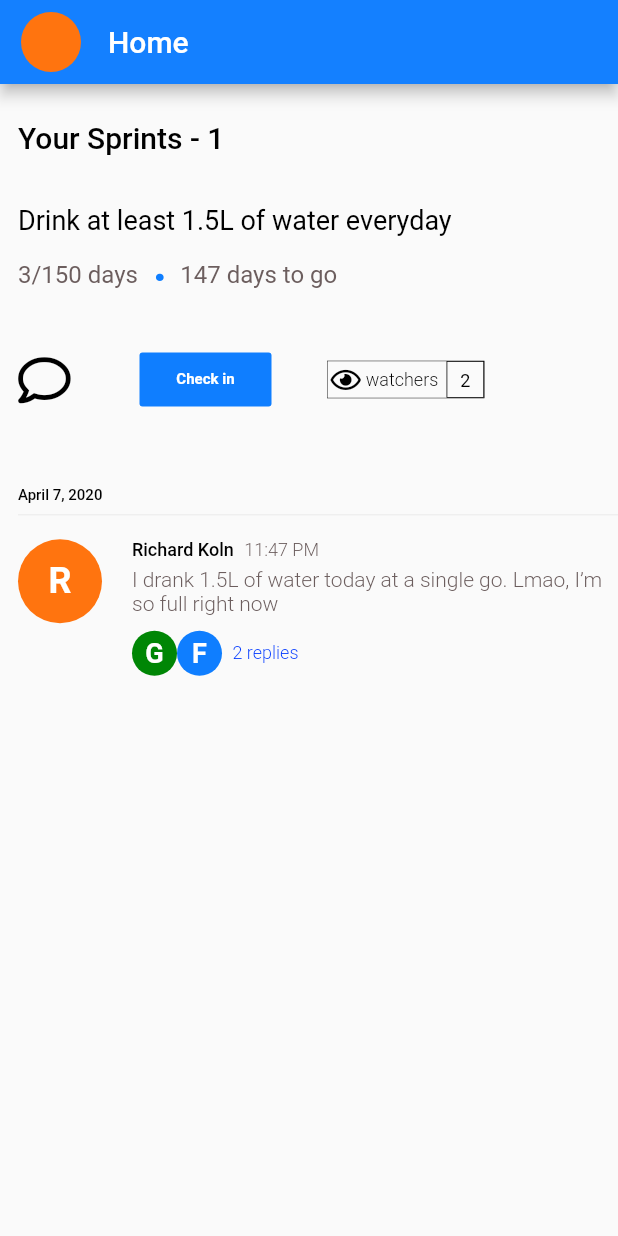
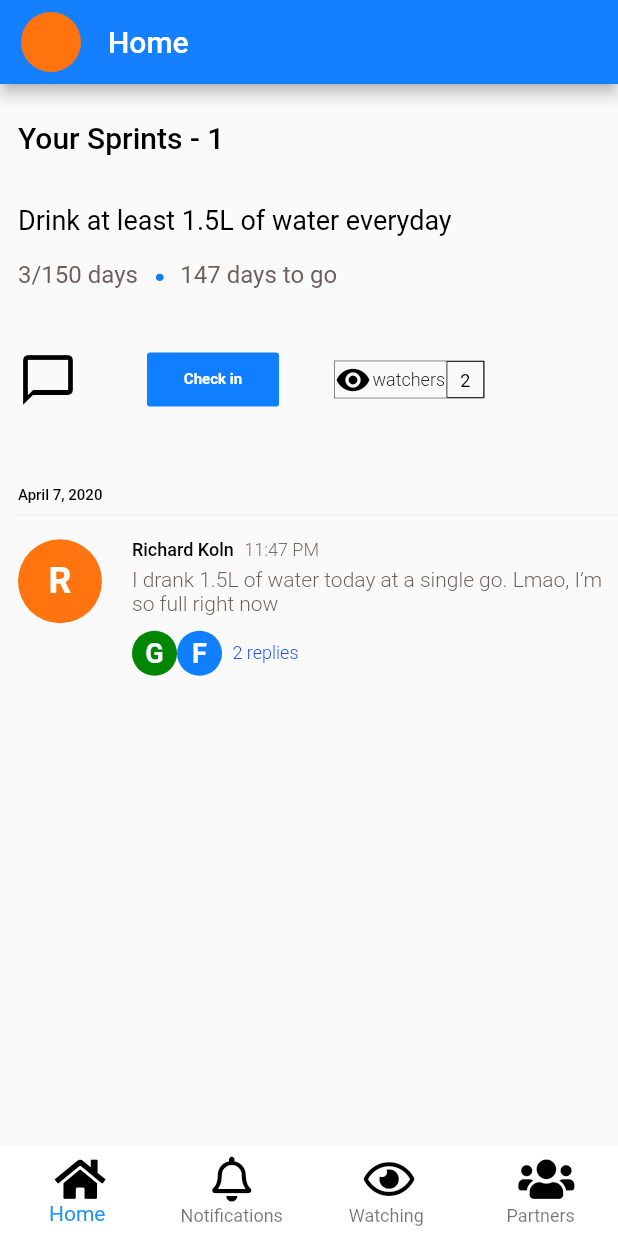
Before and after one commit to Mastrove/bonsai-mobile, a Flutter app: the HomeScreen screen opened by its route, on a phone screen of 412 x 824 dp. Run offline on Flutter 3.47's test engine with Material 2 defaults, Android fonts, the phone set to English and light mode, and no system bars; our stand-ins replace font_awesome_flutter, google_fonts.

Commit message:
build home screen build out individual components of the home screen install relevant packages

```diff
--- /dev/null
+++ b/lib/components/fixed_bottom_bar.dart
@@ -0,0 +1,78 @@
+import 'package:flutter/material.dart';
+import 'package:google_fonts/google_fonts.dart';
+import 'package:font_awesome_flutter/font_awesome_flutter.dart';
+
+class FixedBottomBar extends StatelessWidget {
+
+  @override
+  Widget build(BuildContext context) {
+    return BottomNavigationBar(
+      type: BottomNavigationBarType.fixed,
+      backgroundColor: Colors.white,
+      elevation: 0.5,
+      iconSize: 30.0,
+      items: <BottomNavigationBarItem>[
+        BottomNavigationBarItem(
+          icon: Icon(
+            FontAwesomeIcons.home,
+            color: Color(0xFF000000),
+          ),
+          title: Text(
+            'Home',
+            style: GoogleFonts.roboto(
+              fontSize: 10.0,
+              fontWeight: FontWeight.w200,
+              fontStyle: FontStyle.normal,
+              color: Color(0xFF000000),
+            ),
+          ),
+        ),
+        BottomNavigationBarItem(
+          icon: Icon(
+            FontAwesomeIcons.bell,
+            color: Color(0xFF000000),
+          ),
+          title: Text(
+            'Notifications',
+            style: GoogleFonts.roboto(
+              fontSize: 10.0,
+              fontWeight: FontWeight.w200,
+              fontStyle: FontStyle.normal,
+              color: Color(0xFF000000),
+            ),
+          ),
+        ),
+        BottomNavigationBarItem(
+          icon: Icon(
+            FontAwesomeIcons.eye,
+            color: Color(0xFF000000),
+          ),
+          title: Text(
+            'Watching',
+            style: GoogleFonts.roboto(
+              fontSize: 10.0,
+              fontWeight: FontWeight.w200,
+              fontStyle: FontStyle.normal,
+              color: Color(0xFF000000),
+            ),
+          ),
+        ),
+        BottomNavigationBarItem(
+          icon: Icon(
+            FontAwesomeIcons.users,
+            color: Color(0xFF000000),
+          ),
+          title: Text(
+            'Partners',
+            style: GoogleFonts.roboto(
+              fontSize: 10.0,
+              fontWeight: FontWeight.w200,
+              fontStyle: FontStyle.normal,
+              color: Color(0xFF000000),
+            ),
+          ),
+        ),
+      ],
+    );
+  }
+}
--- a/lib/components/sprint_card.dart
+++ b/lib/components/sprint_card.dart
@@ -1,6 +1,5 @@
 import 'package:flutter/material.dart';
 import 'package:google_fonts/google_fonts.dart';
-import 'package:font_awesome_flutter/font_awesome_flutter.dart';
 
 class SprintCard extends StatelessWidget {
   final String sprintTitle;
@@ -48,6 +47,7 @@ class SprintCard extends StatelessWidget {
                 '.',
                 style: TextStyle(
                   color: Color(0xFF0F7EFF),
+//                height: 4.9,
                   fontSize: 32,
                   fontWeight: FontWeight.bold,
                 ),
@@ -71,11 +71,12 @@ class SprintCard extends StatelessWidget {
           height: 20.0,
         ),
         Row(
+//          mainAxisAlignment: MainAxisAlignment.spaceEvenly,
           children: <Widget>[
             Icon(
-              FontAwesomeIcons.comment              ,
+              Icons.chat_bubble_outline,
               color: Color(0xFF000000),
-              size: 35.0,
+              size: 40.0,
             ),
             SizedBox(
               width: 46.0,
@@ -100,17 +101,15 @@ class SprintCard extends StatelessWidget {
               width: 37.0,
             ),
             Container(
-              width: 105.0,
+              width: 100.0,
               height: 25.0,
-            padding: EdgeInsets.only(left: 2.0,),
             decoration: BoxDecoration(border: Border.all(width: 0.3,),),
               child: Row(
                 mainAxisAlignment: MainAxisAlignment.spaceBetween,
                 children: <Widget>[
                   Icon(
-                    FontAwesomeIcons.eye,
+                    Icons.remove_red_eye,
                     color: Color(0xFF000000),
-                    size: 18.0,
                   ),
                   Text(
                     'watchers',
--- a/lib/main.dart
+++ b/lib/main.dart
@@ -1,7 +1,5 @@
-import 'package:accpatapp/components/app_scaffold.dart';
 import 'package:accpatapp/models/comment_data.dart';
 import 'package:accpatapp/models/comment_reply_data.dart';
-import 'package:accpatapp/models/notification_data.dart';
 import 'package:accpatapp/models/sprint_data.dart';
 import 'package:accpatapp/screens/home_screen.dart';
 import 'package:flutter/material.dart';
@@ -17,10 +15,9 @@ class MyApp extends StatelessWidget {
         ChangeNotifierProvider(create: (context) => SprintData()),
         ChangeNotifierProvider(create: (context) => CommentData()),
         ChangeNotifierProvider(create: (context) => CommentReplyData()),
-        ChangeNotifierProvider(create: (context) => NotificationData()),
       ],
       child: MaterialApp(
-        home: AppScaffold(),
+        initialRoute: HomeScreen.id,
         routes: {
           HomeScreen.id: (context) => HomeScreen(),
         },
--- a/lib/screens/home_screen.dart
+++ b/lib/screens/home_screen.dart
@@ -1,8 +1,8 @@
 import 'package:accpatapp/components/comments_list.dart';
 import 'package:accpatapp/components/sprints_list.dart';
-import 'package:accpatapp/components/app_bar_title.dart';
 import 'package:flutter/material.dart';
 import 'package:google_fonts/google_fonts.dart';
+import 'package:accpatapp/components/fixed_bottom_bar.dart';
 import 'package:provider/provider.dart';
 import 'package:accpatapp/models/sprint_data.dart';
 import 'package:intl/intl.dart';
@@ -28,8 +28,13 @@ class HomeScreen extends StatelessWidget {
             radius: 22.0,
           ),
         ),
-        title: AppBarTitle(
-          titleText: 'Home',
+        title: Text(
+          'Home',
+          style: GoogleFonts.roboto(
+              fontStyle: FontStyle.normal,
+              fontSize: 20.0,
+              fontWeight: FontWeight.w500,
+              color: Colors.white),
         ),
         backgroundColor: Color(0xFF1480ff),
       ),
@@ -68,16 +73,13 @@ class HomeScreen extends StatelessWidget {
                   color: Color(0xFF000000),
                 ),
               ),
-              SizedBox(
-                height: 7.0,
-              ),
-              Container(
-                child: CommentsList(),
-              ),
+              SizedBox(height: 7.0,),
+              Container(child: CommentsList(),),
             ],
           ),
         ),
       ),
+      bottomNavigationBar: FixedBottomBar(),
     );
   }
 }
```
Also changed, not shown: lib/models/comment.dart (line endings or trailing spaces), lib/models/sprint_data.dart (line endings or trailing spaces).
